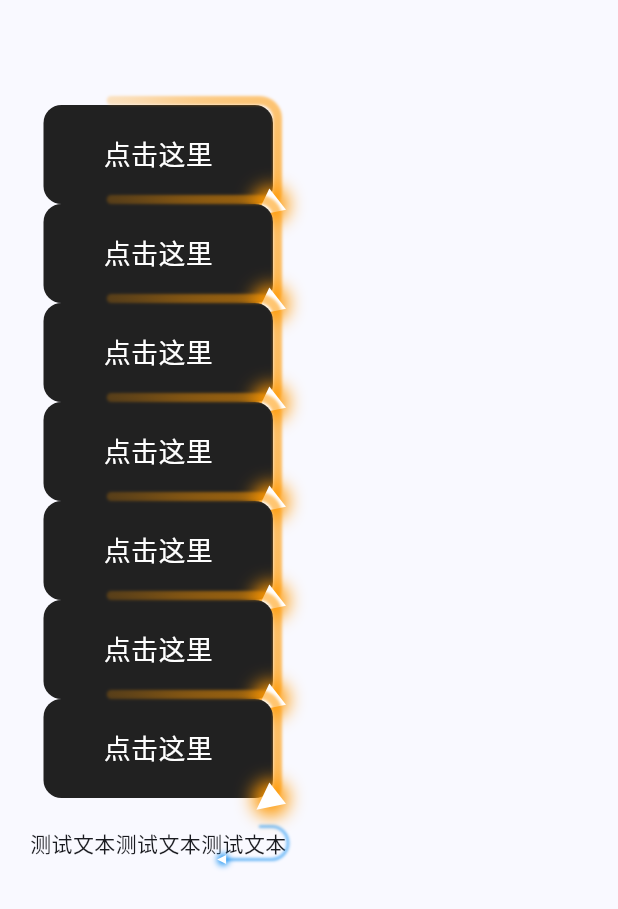
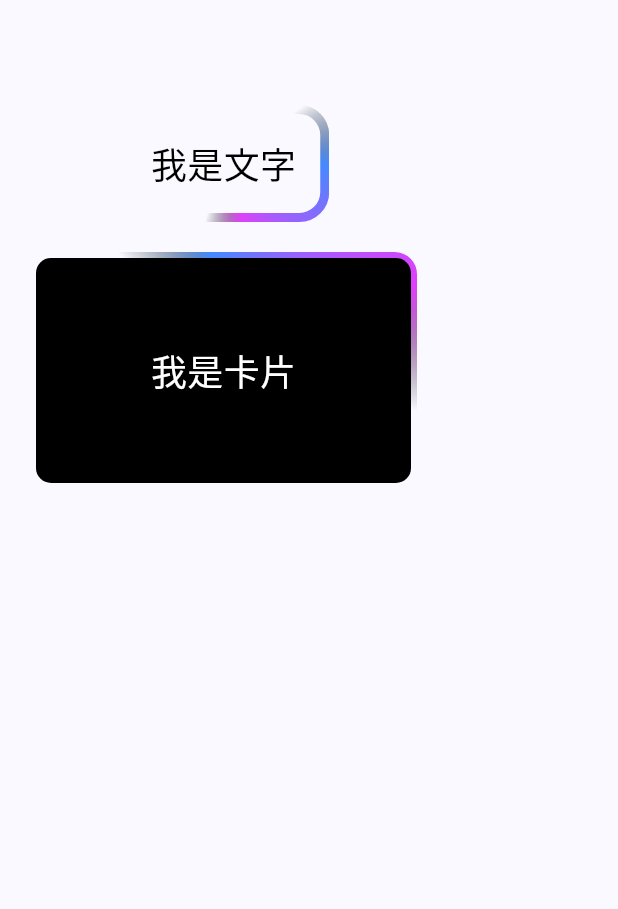
Before and after one commit to yhtqw/FrontEndDemo, a Flutter app: the WidgetPathGuidePage screen opened by its route, on a phone screen of 412 x 824 dp. Shown: the top 909 px of the screen. Run offline on Flutter 3.47's test engine with Material 3 defaults, Android fonts, the phone set to English and light mode, and no system bars; our stand-ins replace decimal, flutter_colorpicker, go_router, image_picker.

Commit message:
feat: 流光绕边 ShaderMask 实现版本

```diff
--- a/flutter_demo/lib/pages/drawing_related/children_pages/widget_path_guide/widget_path_guide_page.dart
+++ b/flutter_demo/lib/pages/drawing_related/children_pages/widget_path_guide/widget_path_guide_page.dart
@@ -2,6 +2,7 @@ import 'package:flutter/material.dart';
 
 // import './widgets/path_guide_wrapper/path_guide_wrapper.dart';
 import './widgets/path_guide_wrapper/path_guide_wrapper_01.dart';
+import './widgets/path_guide_wrapper/path_guide_shader_mask.dart';
 
 class WidgetPathGuidePage extends StatefulWidget {
   const WidgetPathGuidePage({super.key});
@@ -22,28 +23,112 @@ class _WidgetPathGuidePageState extends State<WidgetPathGuidePage> {
           children: [
             SizedBox(height: 50,),
 
-            ...[1,2,3,4,5,6,7].map((item) => PathGuideWrapper(
-              color: Colors.orange,
-              strokeWidth: 6,
-              trailLengthPercent: 0.4,
-              child: Container(
-                padding: const EdgeInsets.symmetric(horizontal: 40, vertical: 20),
-                decoration: BoxDecoration(
-                  color: Colors.grey[900],
-                  borderRadius: BorderRadius.circular(12),
-                ),
-                child: const Text(
-                  "点击这里",
-                  style: TextStyle(color: Colors.white, fontSize: 18),
+            // ...[1,2,3,4,5,6,7].map((item) => PathGuideWrapper(
+            //   color: Colors.orange,
+            //   strokeWidth: 6,
+            //   trailLengthPercent: 0.4,
+            //   child: Container(
+            //     padding: const EdgeInsets.symmetric(horizontal: 40, vertical: 20),
+            //     decoration: BoxDecoration(
+            //       color: Colors.grey[900],
+            //       borderRadius: BorderRadius.circular(12),
+            //     ),
+            //     child: const Text(
+            //       "点击这里",
+            //       style: TextStyle(color: Colors.white, fontSize: 18),
+            //     ),
+            //   ),
+            // )),
+
+            // ShaderMask(
+            //   // 定义着色器：这里用一个横向的线性渐变
+            //   shaderCallback: (Rect bounds) {
+            //     return LinearGradient(
+            //       colors: [Colors.blue, Colors.purple, Colors.red],
+            //       tileMode: TileMode.mirror,
+            //     ).createShader(bounds);
+            //   },
+            //   // 混合模式：srcIn 表示只在文字有内容的地方显示渐变色
+            //   blendMode: BlendMode.srcIn,
+            //   child: const Text(
+            //     '测试文本测试文本测试文本',
+            //     style: TextStyle(fontSize: 40, fontWeight: FontWeight.bold),
+            //   ),
+            // ),
+            //
+            // SizedBox(height: 20,),
+            //
+            // ShaderMask(
+            //   shaderCallback: (Rect bounds) {
+            //     return LinearGradient(
+            //       begin: Alignment.topCenter,
+            //       end: Alignment.bottomCenter,
+            //       colors: [
+            //         Colors.black, // 顶部不透明（黑色代表完全保留）
+            //         Colors.transparent // 底部透明（透明代表完全遮蔽）
+            //       ],
+            //       // 前20%保留，最后80%开始淡出
+            //       stops: [0.2, 1.0],
+            //     ).createShader(bounds);
+            //   },
+            //   // dstIn 常用于基于透明度的遮罩
+            //   blendMode: BlendMode.dstIn,
+            //   child: Image.asset(
+            //     'assets/images/icon_next_level.png',
+            //     fit: BoxFit.cover,
+            //     color: Colors.blueAccent,
+            //   ),
+            // ),
+            //
+            // SizedBox(height: 20,),
+
+            // 给一个简单的 Text 加边框
+            PathGuideShaderMask(
+              borderWidth: 6,
+              borderRadius: 20,
+              duration: const Duration(seconds: 1),
+              child: const Padding(
+                padding: EdgeInsets.all(16.0),
+                child: Text(
+                  '我是文字',
+                  style: TextStyle(
+                    fontSize: 24,
+                    color: Colors.black
+                  ),
                 ),
               ),
-            )),
+            ),
+
+            const SizedBox(height: 20),
+
+            // 给卡片加边框
+            PathGuideShaderMask(
+              borderWidth: 4,
+              borderRadius: 15,
+              duration: const Duration(seconds: 3),
+              child: Container(
+                width: 250,
+                height: 150,
+                alignment: Alignment.center,
+                decoration: BoxDecoration(
+                  borderRadius: BorderRadius.circular(10),
+                  color: Colors.black,
+                ),
+                child: Text(
+                  '我是卡片',
+                  style: TextStyle(
+                    fontSize: 24,
+                    color: Colors.white
+                  ),
+                ),
+              ),
+            ),
 
             SizedBox(height: 20,),
 
-            PathGuideWrapper(
-              child: Text('测试文本测试文本测试文本'),
-            ),
+            // PathGuideWrapper(
+            //   child: Text('测试文本测试文本测试文本'),
+            // ),
           ],
         ),
       )
--- /dev/null
+++ b/flutter_demo/lib/pages/drawing_related/children_pages/widget_path_guide/widgets/path_guide_wrapper/path_guide_shader_mask.dart
@@ -0,0 +1,104 @@
+import 'dart:math' as math;
+
+import 'package:flutter/material.dart';
+
+class PathGuideShaderMask extends StatefulWidget {
+  final Widget child;
+  final double borderWidth;
+  final double borderRadius;
+  final List<Color> gradientColors;
+  final Duration duration;
+
+  const PathGuideShaderMask({
+    super.key,
+    required this.child,
+    this.borderWidth = 4.0,
+    this.borderRadius = 16.0,
+    // 默认给个炫酷的极光色
+    this.gradientColors = const [
+      Colors.transparent,
+      Colors.cyan,
+      Colors.purple,
+      Colors.transparent
+    ],
+    this.duration = const Duration(seconds: 2),
+  });
+
+  @override
+  State<PathGuideShaderMask> createState() => _PathGuideShaderMaskState();
+}
+
+class _PathGuideShaderMaskState extends State<PathGuideShaderMask> with SingleTickerProviderStateMixin {
+  late AnimationController _controller;
+
+  @override
+  void initState() {
+    super.initState();
+    // 创建一个无限重复的动画控制器
+    _controller = AnimationController(
+      vsync: this,
+      duration: widget.duration
+    )..repeat(); // 无限循环
+  }
+
+  @override
+  void dispose() {
+    _controller.dispose();
+    super.dispose();
+  }
+
+  @override
+  Widget build(BuildContext context) {
+    return RepaintBoundary(
+      child: Stack(
+        alignment: Alignment.center,
+        children: [
+          // 第一层：流光边框层（只用 ShaderMask）
+          // 这一层的大小应该稍微大一点，包裹住内容
+          Positioned.fill(
+            child: AnimatedBuilder(
+              animation: _controller,
+              builder: (context, _) {
+                return ShaderMask(
+                  // 混合模式设为 srcIn：只在 child 有像素的地方显示 Shader
+                  blendMode: BlendMode.srcIn,
+                  shaderCallback: (Rect bounds) {
+                    return SweepGradient(
+                      center: Alignment.center,
+                      // 这里的颜色决定了流光的长短和颜色
+                      colors: const [
+                        Colors.transparent,
+                        Colors.blueAccent,
+                        Colors.purpleAccent,
+                        Colors.transparent
+                      ],
+                      stops: const [0.0, 0.1, 0.3, 0.4],
+                      transform: GradientRotation(_controller.value * 2 * math.pi),
+                    ).createShader(bounds);
+                  },
+                  // 【核心细节】：这个 child 必须是空心的边框！
+                  child: Container(
+                    decoration: BoxDecoration(
+                      borderRadius: BorderRadius.circular(widget.borderRadius),
+                      border: Border.all(
+                        color: Colors.white, // 这里颜色无所谓，但必须有颜色，Shader 才能附着
+                        width: widget.borderWidth,
+                      ),
+                    ),
+                  ),
+                );
+              },
+            ),
+          ),
+
+          // 第二层：真正的业务组件
+          // 我们用 Padding 缩进去，确保不被边框压住
+          Padding(
+            padding: EdgeInsets.all(widget.borderWidth),
+            child: widget.child,
+          ),
+        ],
+      ),
+    );
+  }
+}
```
